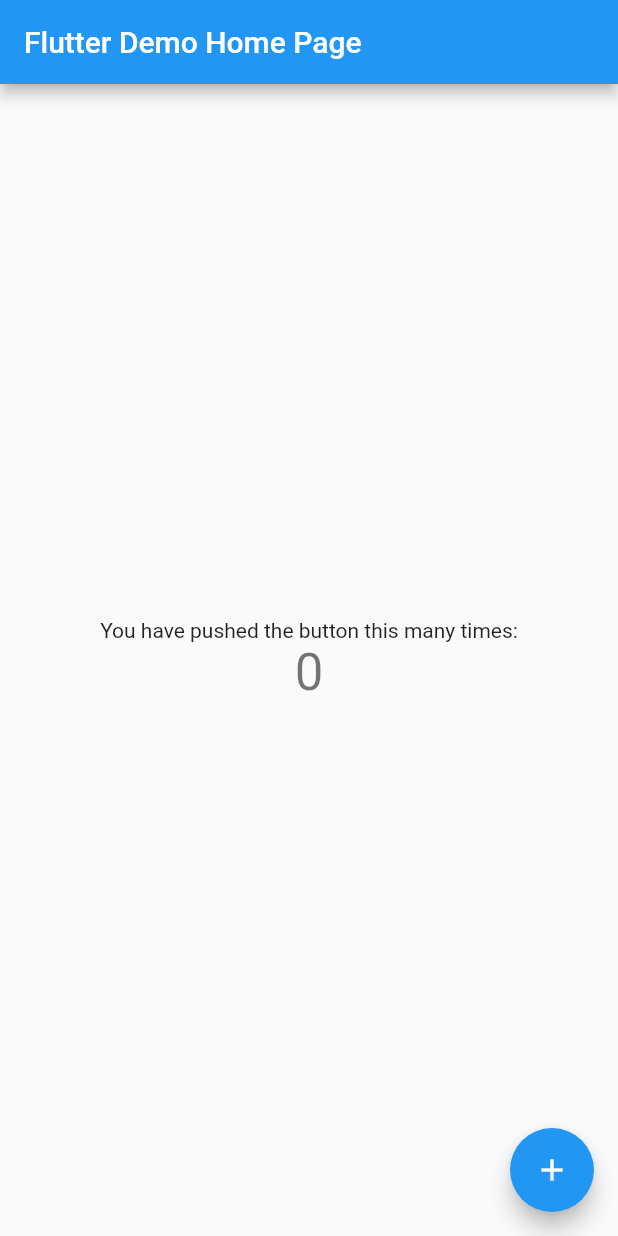
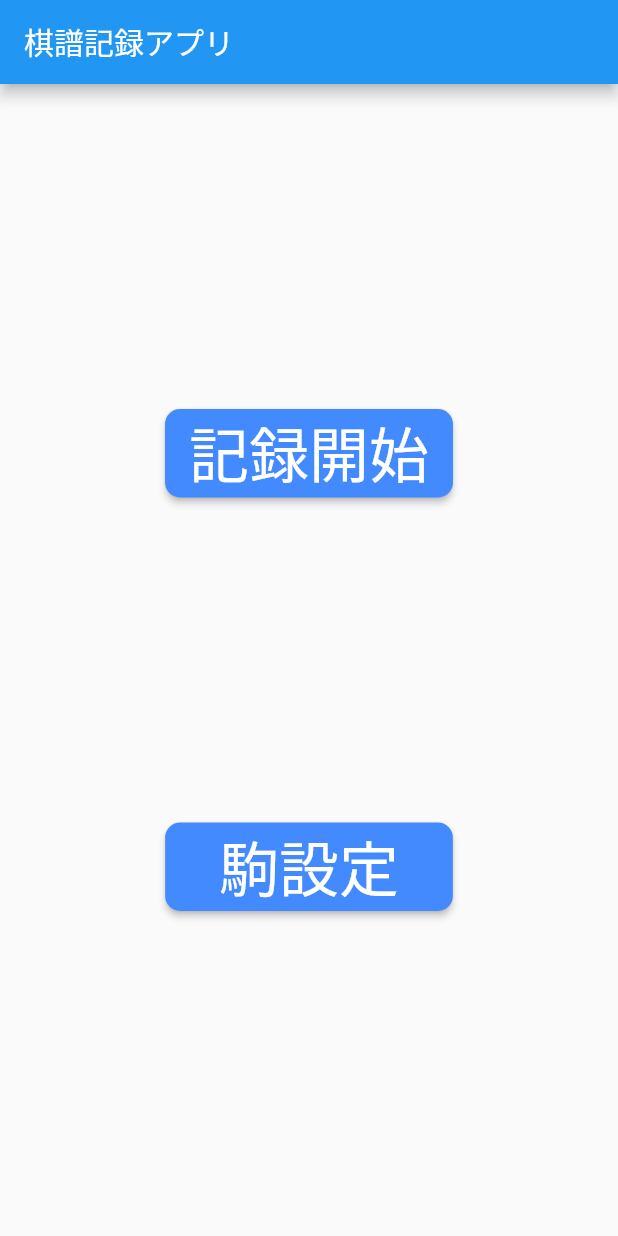
Before and after one commit to trainshogi/shogi_movie_flutter, a Flutter app: the screen it shows after launch, on a phone screen of 412 x 824 dp. Run offline on Flutter 3.47's test engine with Material 2 defaults, Android fonts, the phone set to English and light mode, and no system bars.

Commit message:
add another page

```diff
--- a/lib/main.dart
+++ b/lib/main.dart
@@ -1,4 +1,5 @@
 import 'package:flutter/material.dart';
+import 'package:shogi_movie_flutter/piece_select.dart';
 
 void main() {
   runApp(const MyApp());
@@ -11,35 +12,17 @@
   @override
   Widget build(BuildContext context) {
     return MaterialApp(
-      title: 'Flutter Demo',
+      title: '棋譜記録アプリ',
       theme: ThemeData(
-        // This is the theme of your application.
-        //
-        // Try running your application with "flutter run". You'll see the
-        // application has a blue toolbar. Then, without quitting the app, try
-        // changing the primarySwatch below to Colors.green and then invoke
-        // "hot reload" (press "r" in the console where you ran "flutter run",
-        // or simply save your changes to "hot reload" in a Flutter IDE).
-        // Notice that the counter didn't reset back to zero; the application
-        // is not restarted.
         primarySwatch: Colors.blue,
       ),
-      home: const MyHomePage(title: 'Flutter Demo Home Page'),
+      home: const MyHomePage(title: '棋譜記録アプリ'),
     );
   }
 }
 
 class MyHomePage extends StatefulWidget {
   const MyHomePage({Key? key, required this.title}) : super(key: key);
-
-  // This widget is the home page of your application. It is stateful, meaning
-  // that it has a State object (defined below) that contains fields that affect
-  // how it looks.
-
-  // This class is the configuration for the state. It holds the values (in this
-  // case the title) provided by the parent (in this case the App widget) and
-  // used by the build method of the State. Fields in a Widget subclass are
-  // always marked "final".
 
   final String title;
 
@@ -48,68 +31,49 @@
 }
 
 class _MyHomePageState extends State<MyHomePage> {
-  int _counter = 0;
 
-  void _incrementCounter() {
-    setState(() {
-      // This call to setState tells the Flutter framework that something has
-      // changed in this State, which causes it to rerun the build method below
-      // so that the display can reflect the updated values. If we changed
-      // _counter without calling setState(), then the build method would not be
-      // called again, and so nothing would appear to happen.
-      _counter++;
-    });
-  }
+  static const TextStyle defaultButtonTextStyle = TextStyle(fontSize: 40);
 
   @override
   Widget build(BuildContext context) {
-    // This method is rerun every time setState is called, for instance as done
-    // by the _incrementCounter method above.
-    //
-    // The Flutter framework has been optimized to make rerunning build methods
-    // fast, so that you can just rebuild anything that needs updating rather
-    // than having to individually change instances of widgets.
     return Scaffold(
       appBar: AppBar(
-        // Here we take the value from the MyHomePage object that was created by
-        // the App.build method, and use it to set our appbar title.
         title: Text(widget.title),
       ),
       body: Center(
-        // Center is a layout widget. It takes a single child and positions it
-        // in the middle of the parent.
         child: Column(
-          // Column is also a layout widget. It takes a list of children and
-          // arranges them vertically. By default, it sizes itself to fit its
-          // children horizontally, and tries to be as tall as its parent.
-          //
-          // Invoke "debug painting" (press "p" in the console, choose the
-          // "Toggle Debug Paint" action from the Flutter Inspector in Android
-          // Studio, or the "Toggle Debug Paint" command in Visual Studio Code)
-          // to see the wireframe for each widget.
-          //
-          // Column has various properties to control how it sizes itself and
-          // how it positions its children. Here we use mainAxisAlignment to
-          // center the children vertically; the main axis here is the vertical
-          // axis because Columns are vertical (the cross axis would be
-          // horizontal).
-          mainAxisAlignment: MainAxisAlignment.center,
+          mainAxisAlignment: MainAxisAlignment.spaceEvenly,
           children: <Widget>[
-            const Text(
-              'You have pushed the button this many times:',
+            ElevatedButton(
+              child: const Text('記録開始', style: defaultButtonTextStyle),
+              style: ElevatedButton.styleFrom(
+                primary: Colors.blueAccent,
+                onPrimary: Colors.white,
+                shape: RoundedRectangleBorder(
+                  borderRadius: BorderRadius.circular(10),
+                ),
+              ),
+              onPressed: () {
+                Navigator.push(
+                  context,
+                  MaterialPageRoute(builder: (context) => const PieceSelect()),
+                );
+              },
             ),
-            Text(
-              '$_counter',
-              style: Theme.of(context).textTheme.headline4,
+            ElevatedButton(
+              child: const Text('  駒設定  ', style: defaultButtonTextStyle),
+              style: ElevatedButton.styleFrom(
+                primary: Colors.blueAccent,
+                onPrimary: Colors.white,
+                shape: RoundedRectangleBorder(
+                  borderRadius: BorderRadius.circular(10),
+                ),
+              ),
+              onPressed: () {},
             ),
           ],
         ),
       ),
-      floatingActionButton: FloatingActionButton(
-        onPressed: _incrementCounter,
-        tooltip: 'Increment',
-        child: const Icon(Icons.add),
-      ), // This trailing comma makes auto-formatting nicer for build methods.
     );
   }
 }
--- a/pubspec.yaml
+++ b/pubspec.yaml
@@ -34,6 +34,7 @@
   # The following adds the Cupertino Icons font to your application.
   # Use with the CupertinoIcons class for iOS style icons.
   cupertino_icons: ^1.0.2
+  path_provider: ^2.0.2
 
 dev_dependencies:
   flutter_test:
```
Also changed, not shown: lib/file_controller.dart (added, +27 -0 lines), lib/piece_select.dart (added, +40 -0 lines), pubspec.lock, 3 other files.
